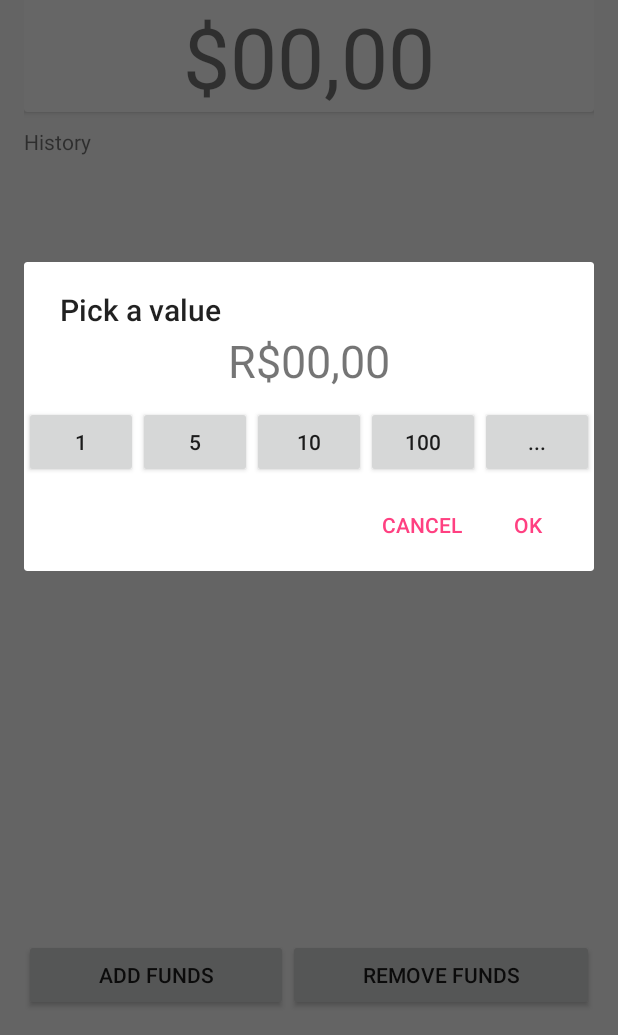
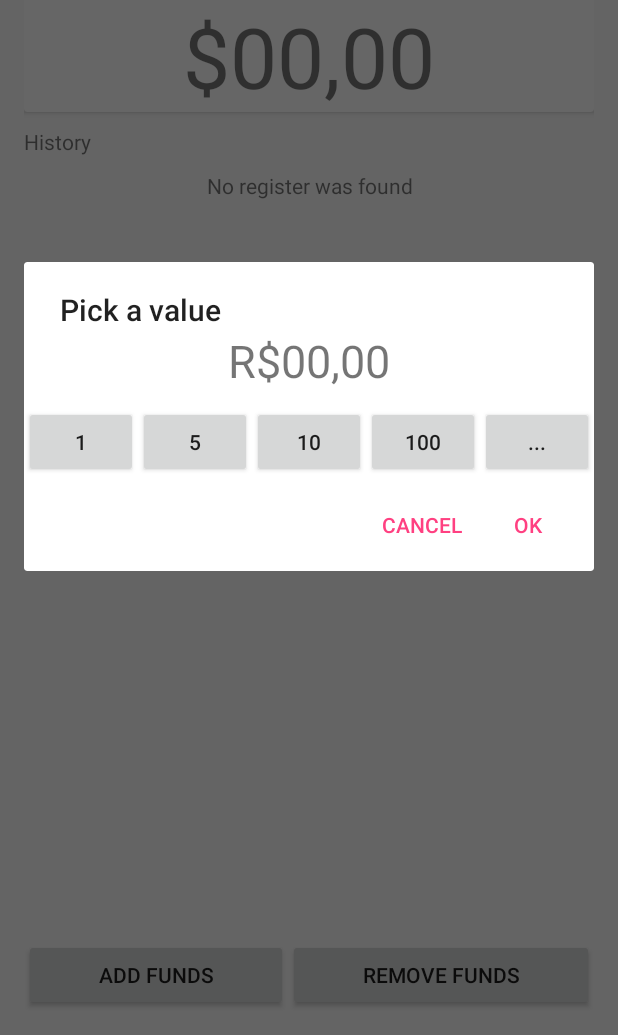
Before and after one commit to mattsousa/PortifoliAPP, an Android app: the screen it shows after launch (PrincipalActivity), after a tap on "ADD FUNDS", on a phone screen of 412 x 824 dp, the part 201-1236 px from its top. Run offline under Robolectric (Android 15) with nearby library versions, the phone set to English and light mode, and no system bars.

Commit message:
Correção do bug de inserção e busca no banco

```diff
--- a/EconoApp/app/src/main/java/br/com/bluedogs/econoapp/activity/PrincipalActivity.java
+++ b/EconoApp/app/src/main/java/br/com/bluedogs/econoapp/activity/PrincipalActivity.java
@@ -36,8 +36,6 @@ public class PrincipalActivity extends AppCompatActivity {
         Toolbar toolbar = (Toolbar) findViewById(R.id.toolbar);
         setSupportActionBar(toolbar);
 
-        user = UserDAO.getUser(getApplicationContext());
-
         txwState = (TextView)findViewById(R.id.main_txw_state);
         txwValue = (TextView)findViewById(R.id.main_txw_value);
         txwHistoryResult = (TextView)findViewById(R.id.main_txw_history_result);
@@ -45,8 +43,10 @@ public class PrincipalActivity extends AppCompatActivity {
         btnRemove = (Button)findViewById(R.id.main_btn_remove);
         rcvwHistory = (RecyclerView)findViewById(R.id.main_rcvw_history);
 
+        user = UserDAO.getUser(getApplicationContext());
+
         if(user.getName().isEmpty()){
-            // TODO: 13/01/2017 [OK]Create custom alert to get user's name
+            // TODO: 13/01/2017 Create custom alert to get user's name
             user.setName("Matheus");//teste
             UserDAO.insert(getApplicationContext(),user);
             Log.i(TAG,"Data Object Access Called!");
@@ -79,6 +79,8 @@ public class PrincipalActivity extends AppCompatActivity {
     private void updateList() {
         ArrayList<Operation> operationList = (ArrayList<Operation>) OperationDAO.getOperations(getApplicationContext());
         if(operationList.size() == 0)
+            txwHistoryResult.setVisibility(View.VISIBLE);
+        else
             txwHistoryResult.setVisibility(View.GONE);
         Stack<Operation> stack = new Stack<>();
         Operation[]operations = (operationList.size() < br.com.bluedogs.econoapp.activity.view_components.Adapter.DEFAULT_ITENS_NUMBER) ?
--- a/EconoApp/app/src/main/res/layout/content_principal.xml
+++ b/EconoApp/app/src/main/res/layout/content_principal.xml
@@ -95,6 +95,7 @@
 
            <TextView
                android:text="@string/main_history_result"
+               android:visibility="gone"
                android:textAlignment="center"
                android:layout_width="match_parent"
                android:layout_height="wrap_content"
--- a/EconoApp/app/src/main/res/layout/dialog_principal_operation.xml
+++ b/EconoApp/app/src/main/res/layout/dialog_principal_operation.xml
@@ -66,7 +66,8 @@
             android:visibility="gone"
             android:ems="10"
             android:id="@+id/main_edt_custom"
-            android:layout_weight="1"/>
+            android:layout_weight="1"
+            android:text="0.0" />
 
         <Button
             android:text="@string/main_custom_ok"
```
Also changed, not shown: EconoApp/app/src/main/java/br/com/bluedogs/econoapp/db/OperationDAO.java (+6 -6 lines), EconoApp/app/src/main/java/br/com/bluedogs/econoapp/db/UserDAO.java (+11 -2 lines).
